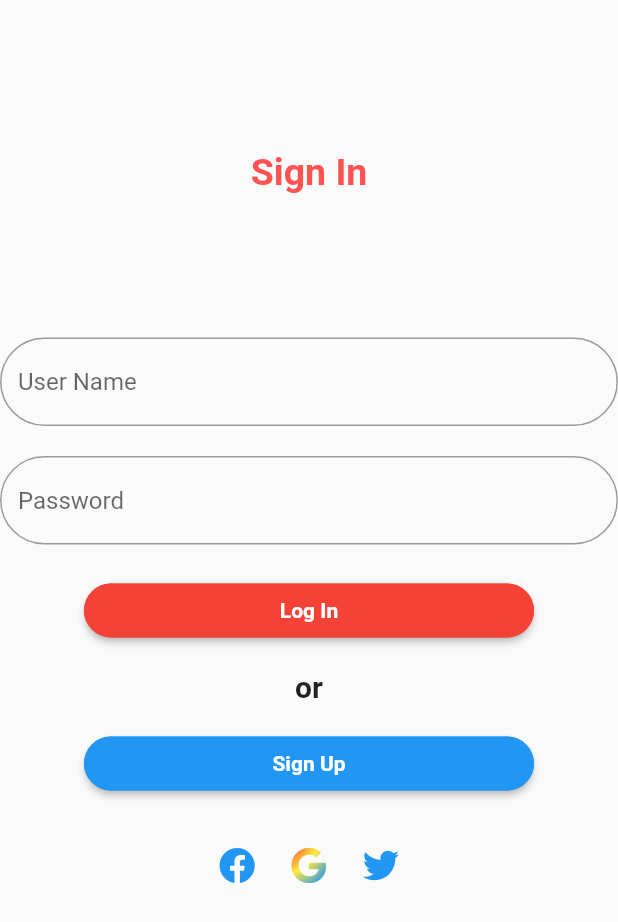
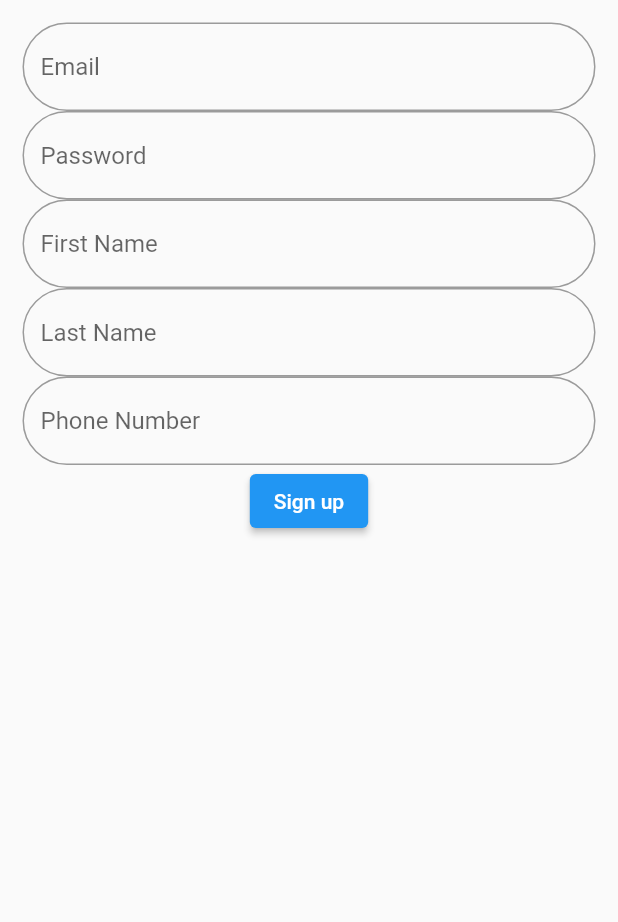
Before and after one commit to MdJahid-Hasan/SignIn, a Flutter app: the screen it shows after launch, after a tap on "Sign Up", on a phone screen of 412 x 824 dp. Shown: the top 922 px of the screen. Run offline on Flutter 3.47's test engine with Material 2 defaults, Android fonts, the phone set to English and light mode, and no system bars; our stand-ins replace email_validator, font_awesome_flutter; missing offline and left inert: dart:html.

```diff
--- a/lib/main.dart
+++ b/lib/main.dart
@@ -1,5 +1,6 @@
 import 'package:flutter/material.dart';
 import 'package:signin_page/screen/signin/signin_page.dart';
+import 'package:signin_page/screen/signup/signup_screen.dart';
 
 void main() {
   runApp(const MyApp());
@@ -27,6 +28,9 @@ class MyApp extends StatelessWidget {
           primarySwatch: Colors.blue,
         ),
         home: const SignIn(),
-    );
+        routes: {
+          SignUp.routeName: (ctx) => const SignUp(),
+          SignIn.routeName: (ctx) => const SignIn(),
+        });
   }
 }
--- a/lib/screen/signin/signin_page.dart
+++ b/lib/screen/signin/signin_page.dart
@@ -1,8 +1,10 @@
 import 'package:flutter/material.dart';
 import 'package:font_awesome_flutter/font_awesome_flutter.dart';
+import 'package:signin_page/screen/signup/signup_screen.dart';
 
 class SignIn extends StatelessWidget {
   const SignIn({Key? key}) : super(key: key);
+  static const routeName = "/signin";
 
   @override
   Widget build(BuildContext context) {
@@ -83,7 +85,9 @@ class SignIn extends StatelessWidget {
                 Container(
                   width: 300,
                   child: ElevatedButton(
-                    onPressed: () {},
+                    onPressed: () {
+                      Navigator.pushNamed(context, SignUp.routeName);
+                    },
                     child: Text(
                       "Sign Up",
                       style: TextStyle(fontWeight: FontWeight.bold),
--- /dev/null
+++ b/lib/screen/signup/signup_screen.dart
@@ -0,0 +1,129 @@
+import 'dart:html';
+
+import 'package:email_validator/email_validator.dart';
+import 'package:flutter/cupertino.dart';
+import 'package:flutter/material.dart';
+
+class SignUp extends StatefulWidget {
+  const SignUp({Key? key}) : super(key: key);
+  static const routeName = "/signupscreen";
+
+  @override
+  _SignUp createState() => _SignUp();
+}
+
+class _SignUp extends State<SignUp> {
+  TextEditingController emailEditingController = TextEditingController();
+  TextEditingController passwordEditingController = TextEditingController();
+  TextEditingController firstNameEditingController = TextEditingController();
+  TextEditingController lastNameEditingController = TextEditingController();
+  TextEditingController phoneNumberEditingController = TextEditingController();
+
+  final _formKey = GlobalKey<FormState>();
+  @override
+  Widget build(BuildContext context) {
+    return Scaffold(
+      body: Container(
+        margin: EdgeInsets.all(15),
+        child: Form(
+          key: _formKey,
+          child: Column(
+            children: [
+              TextFormField(
+                validator: (value) {
+                  if (EmailValidator.validate(value!)) {
+                    return null;
+                  } else {
+                    return "please enter a vaild email";
+                  }
+                },
+                controller: emailEditingController,
+                decoration: InputDecoration(
+                  hintText: "Email",
+                  border: OutlineInputBorder(
+                      borderRadius: BorderRadius.circular(30)),
+                ),
+              ),
+              TextFormField(
+                validator: (value) {
+                  if (value!.length > 8) {
+                    return null;
+                  } else {
+                    return "Password must be a minimum of 8 charactrs";
+                  }
+                },
+                obscureText: true,
+                controller: passwordEditingController,
+                decoration: InputDecoration(
+                  hintText: "Password",
+                  border: OutlineInputBorder(
+                      borderRadius: BorderRadius.circular(30)),
+                ),
+              ),
+              TextFormField(
+                validator: (value) {
+                  if (value!.isNotEmpty) {
+                    return null;
+                  } else {
+                    return "Please enter first name";
+                  }
+                },
+                controller: firstNameEditingController,
+                decoration: InputDecoration(
+                  hintText: "First Name",
+                  border: OutlineInputBorder(
+                      borderRadius: BorderRadius.circular(30)),
+                ),
+              ),
+              TextFormField(
+                validator: (value) {
+                  if (value!.isNotEmpty) {
+                    return null;
+                  } else {
+                    return "Please enter last name";
+                  }
+                },
+                controller: lastNameEditingController,
+                decoration: InputDecoration(
+                  hintText: "Last Name",
+                  border: OutlineInputBorder(
+                      borderRadius: BorderRadius.circular(30)),
+                ),
+              ),
+              TextFormField(
+                validator: (value) {
+                  if (value!.length > 11) {
+                    return null;
+                  } else {
+                    return "Phone Number must be a minimum of 11 charactrs";
+                  }
+                },
+                controller: phoneNumberEditingController,
+                decoration: InputDecoration(
+                  hintText: "Phone Number",
+                  border: OutlineInputBorder(
+                      borderRadius: BorderRadius.circular(30)),
+                ),
+              ),
+              ElevatedButton(
+                onPressed: () {
+                  if (_formKey.currentState!.validate()) {
+                    String email = emailEditingController.text;
+                    String password = passwordEditingController.text;
+                    String firstname = firstNameEditingController.text;
+                    String lastname = lastNameEditingController.text;
+                    String phonenumber = phoneNumberEditingController.text;
+
+                    print(
+                        email + password + firstname + lastname + phonenumber);
+                  }
+                },
+                child: Text("Sign up"),
+              )
+            ],
+          ),
+        ),
+      ),
+    );
+  }
+}
--- a/pubspec.yaml
+++ b/pubspec.yaml
@@ -30,6 +30,8 @@ dependencies:
   flutter:
     sdk: flutter
   font_awesome_flutter: ^9.2.0
+  email_validator: ^2.0.1
+  gender_picker: ^1.1.0
 
 
   # The following adds the Cupertino Icons font to your application.
```
Also changed, not shown: pubspec.lock. Lines whose indentation alone changed are shown as unchanged.
